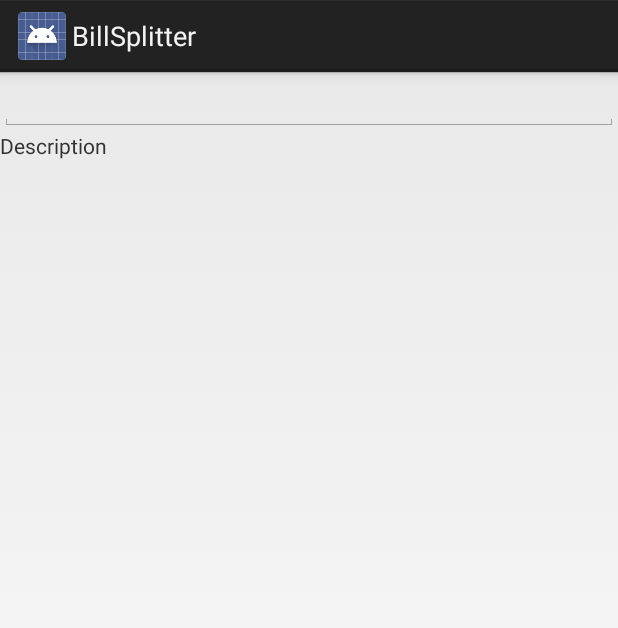
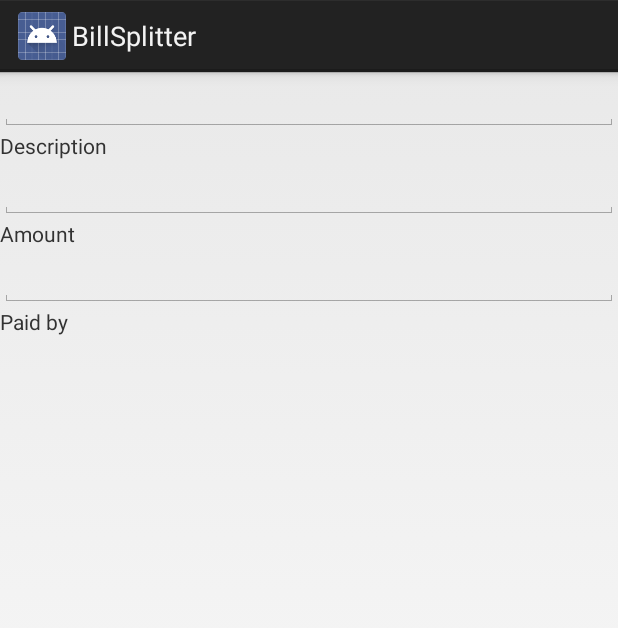
Before and after one commit to ybonjour/BillSplitter, an Android app: the layout add_expense.xml on its own in the app's theme, with its tools: preview values and no code run, on a phone screen of 412 x 824 dp. Shown: the top 628 px of the screen. Run offline under Robolectric (Android 15) with nearby library versions, the phone set to English and light mode, and no system bars.

Commit message:
ADDED: Basic UI for AddExpense

```diff
--- a/app/src/main/java/ch/pantas/billsplitter/ui/AddExpense.java
+++ b/app/src/main/java/ch/pantas/billsplitter/ui/AddExpense.java
@@ -2,6 +2,7 @@ package ch.pantas.billsplitter.ui;
 
 import android.os.Bundle;
 
+import ch.yvu.myapplication.R;
 import roboguice.activity.RoboActivity;
 
 public class AddExpense extends RoboActivity {
@@ -9,5 +10,6 @@ public class AddExpense extends RoboActivity {
     @Override
     protected void onCreate(Bundle savedInstanceState) {
         super.onCreate(savedInstanceState);
+        setContentView(R.layout.add_expense);
     }
 }
--- a/app/src/main/res/layout/add_expense.xml
+++ b/app/src/main/res/layout/add_expense.xml
@@ -13,5 +13,24 @@
         android:layout_height="wrap_content"
         android:text="@string/description"
         android:labelFor="@id/expense_description"/>
+    <EditText
+        android:id="@+id/expense_amount"
+        android:inputType="numberDecimal"
+        android:layout_width="fill_parent"
+        android:layout_height="wrap_content" />
+    <TextView
+        android:layout_width="fill_parent"
+        android:layout_height="wrap_content"
+        android:text="@string/amount"
+        android:labelFor="@id/expense_amount"/>
+    <EditText
+        android:id="@+id/expense_payer"
+        android:layout_width="fill_parent"
+        android:layout_height="wrap_content" />
+    <TextView
+        android:layout_width="fill_parent"
+        android:layout_height="wrap_content"
+        android:text="@string/paid_by"
+        android:labelFor="@id/expense_payer"/>
 
 </LinearLayout>
--- a/app/src/main/res/values/strings.xml
+++ b/app/src/main/res/values/strings.xml
@@ -8,4 +8,6 @@
     <string name="save">Save</string>
     <string name="description">Description</string>
     <string name="add_expense">Add Expense</string>
+    <string name="amount">Amount</string>
+    <string name="paid_by">Paid by</string>
 </resources>
```
